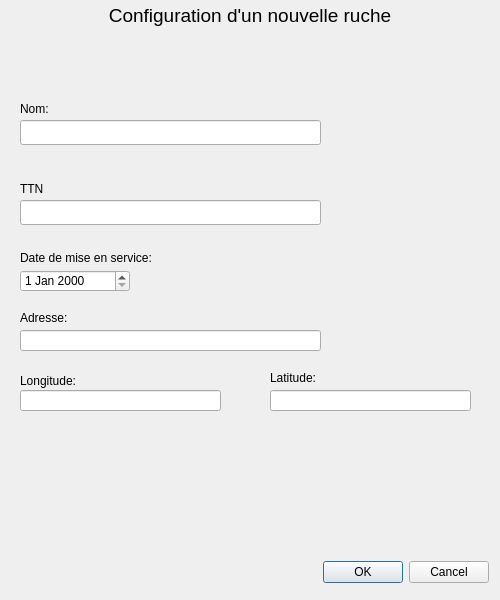
Old version of the form trunk/beehoneyt-desktop/nouvelleruche.ui in the repository zayfix/beehoneyt.
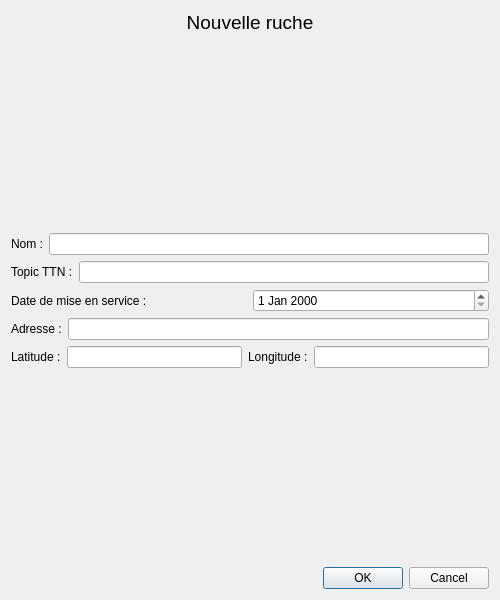
New version of the form.

The edit to the form file:
```diff
--- a/trunk/beehoneyt-desktop/nouvelleruche.ui
+++ b/trunk/beehoneyt-desktop/nouvelleruche.ui
@@ -13,181 +13,143 @@
   <property name="windowTitle">
    <string>Configuration d'un nouvelle ruche</string>
   </property>
-  <widget class="QDialogButtonBox" name="buttonBox">
-   <property name="geometry">
-    <rect>
-     <x>320</x>
-     <y>560</y>
-     <width>169</width>
-     <height>25</height>
-    </rect>
-   </property>
-   <property name="orientation">
-    <enum>Qt::Horizontal</enum>
-   </property>
-   <property name="standardButtons">
-    <set>QDialogButtonBox::Cancel|QDialogButtonBox::Ok</set>
-   </property>
-  </widget>
+  <layout class="QVBoxLayout" name="verticalLayout">
+   <item>
+    <layout class="QHBoxLayout" name="horizontalLayout">
+     <item>
   <widget class="QLabel" name="label_nom_fenetre">
-   <property name="geometry">
-    <rect>
-     <x>0</x>
-     <y>0</y>
-     <width>500</width>
-     <height>31</height>
-    </rect>
-   </property>
    <property name="font">
     <font>
      <pointsize>14</pointsize>
     </font>
    </property>
    <property name="text">
-    <string>Configuration d'un nouvelle ruche</string>
+        <string>Nouvelle ruche</string>
    </property>
    <property name="alignment">
     <set>Qt::AlignCenter</set>
    </property>
   </widget>
+     </item>
+    </layout>
+   </item>
+   <item>
+    <spacer name="verticalSpacer_2">
+     <property name="orientation">
+      <enum>Qt::Vertical</enum>
+     </property>
+     <property name="sizeHint" stdset="0">
+      <size>
+       <width>20</width>
+       <height>40</height>
+      </size>
+     </property>
+    </spacer>
+   </item>
+   <item>
+    <layout class="QHBoxLayout" name="horizontalLayout_2">
+     <item>
   <widget class="QLabel" name="label_nom">
-   <property name="geometry">
-    <rect>
-     <x>20</x>
-     <y>100</y>
-     <width>67</width>
-     <height>17</height>
-    </rect>
-   </property>
    <property name="text">
-    <string>Nom:</string>
-   </property>
-  </widget>
-  <widget class="QLineEdit" name="lineEdit_nom">
-   <property name="geometry">
-    <rect>
-     <x>20</x>
-     <y>120</y>
-     <width>301</width>
-     <height>25</height>
-    </rect>
-   </property>
-  </widget>
+        <string>Nom :</string>
+       </property>
+      </widget>
+     </item>
+     <item>
+      <widget class="QLineEdit" name="lineEdit_nom"/>
+     </item>
+    </layout>
+   </item>
+   <item>
+    <layout class="QHBoxLayout" name="horizontalLayout_3">
+     <item>
   <widget class="QLabel" name="label_ttn">
-   <property name="geometry">
-    <rect>
-     <x>20</x>
-     <y>180</y>
-     <width>91</width>
-     <height>17</height>
-    </rect>
-   </property>
    <property name="text">
-    <string>TTN</string>
-   </property>
-  </widget>
-  <widget class="QLineEdit" name="lineEdit_ttn">
-   <property name="geometry">
-    <rect>
-     <x>20</x>
-     <y>200</y>
-     <width>301</width>
-     <height>25</height>
-    </rect>
-   </property>
-  </widget>
-  <widget class="QDateEdit" name="dateEdit_mise_en_service">
-   <property name="geometry">
-    <rect>
-     <x>20</x>
-     <y>270</y>
-     <width>110</width>
-     <height>22</height>
-    </rect>
-   </property>
-  </widget>
+        <string>Topic TTN :</string>
+       </property>
+      </widget>
+     </item>
+     <item>
+      <widget class="QLineEdit" name="lineEdit_ttn"/>
+     </item>
+    </layout>
+   </item>
+   <item>
+    <layout class="QHBoxLayout" name="horizontalLayout_4">
+     <item>
   <widget class="QLabel" name="label_date">
-   <property name="geometry">
-    <rect>
-     <x>20</x>
-     <y>250</y>
-     <width>181</width>
-     <height>16</height>
-    </rect>
-   </property>
    <property name="text">
-    <string>Date de mise en service:</string>
-   </property>
-  </widget>
+        <string>Date de mise en service :</string>
+       </property>
+      </widget>
+     </item>
+     <item>
+      <widget class="QDateEdit" name="dateEdit_mise_en_service"/>
+     </item>
+    </layout>
+   </item>
+   <item>
+    <layout class="QHBoxLayout" name="horizontalLayout_5">
+     <item>
   <widget class="QLabel" name="label_adresse">
-   <property name="geometry">
-    <rect>
-     <x>20</x>
-     <y>310</y>
-     <width>71</width>
-     <height>16</height>
-    </rect>
-   </property>
    <property name="text">
-    <string>Adresse:</string>
-   </property>
-  </widget>
-  <widget class="QLineEdit" name="lineEdit_adresse">
-   <property name="geometry">
-    <rect>
-     <x>20</x>
-     <y>330</y>
-     <width>301</width>
-     <height>21</height>
-    </rect>
-   </property>
-  </widget>
-  <widget class="QLabel" name="label">
-   <property name="geometry">
-    <rect>
-     <x>20</x>
-     <y>370</y>
-     <width>91</width>
-     <height>21</height>
-    </rect>
-   </property>
-   <property name="text">
-    <string>Longitude:</string>
-   </property>
-  </widget>
-  <widget class="QLineEdit" name="lineEdit">
-   <property name="geometry">
-    <rect>
-     <x>20</x>
-     <y>390</y>
-     <width>201</width>
-     <height>21</height>
-    </rect>
-   </property>
-  </widget>
+        <string>Adresse :</string>
+       </property>
+      </widget>
+     </item>
+     <item>
+      <widget class="QLineEdit" name="lineEdit_adresse"/>
+     </item>
+    </layout>
+   </item>
+   <item>
+    <layout class="QHBoxLayout" name="horizontalLayout_6">
+     <item>
   <widget class="QLabel" name="label_2">
-   <property name="geometry">
-    <rect>
-     <x>270</x>
-     <y>370</y>
-     <width>81</width>
-     <height>16</height>
-    </rect>
-   </property>
+       <property name="text">
+        <string>Latitude :</string>
+       </property>
+      </widget>
+     </item>
+     <item>
+      <widget class="QLineEdit" name="lineEdit_latitude"/>
+     </item>
+     <item>
+      <widget class="QLabel" name="label">
    <property name="text">
-    <string>Latitude:</string>
-   </property>
-  </widget>
-  <widget class="QLineEdit" name="lineEdit_2">
-   <property name="geometry">
-    <rect>
-     <x>270</x>
-     <y>390</y>
-     <width>201</width>
-     <height>21</height>
-    </rect>
-   </property>
-  </widget>
+        <string>Longitude :</string>
+       </property>
+      </widget>
+     </item>
+     <item>
+      <widget class="QLineEdit" name="lineEdit_longitude"/>
+     </item>
+    </layout>
+   </item>
+   <item>
+    <spacer name="verticalSpacer">
+     <property name="orientation">
+      <enum>Qt::Vertical</enum>
+     </property>
+     <property name="sizeHint" stdset="0">
+      <size>
+       <width>20</width>
+       <height>40</height>
+      </size>
+     </property>
+    </spacer>
+   </item>
+   <item>
+    <widget class="QDialogButtonBox" name="buttonBox">
+     <property name="orientation">
+      <enum>Qt::Horizontal</enum>
+     </property>
+     <property name="standardButtons">
+      <set>QDialogButtonBox::Cancel|QDialogButtonBox::Ok</set>
+     </property>
+    </widget>
+   </item>
+  </layout>
  </widget>
  <resources/>
  <connections>
```
Lines whose indentation alone changed are shown as unchanged.
